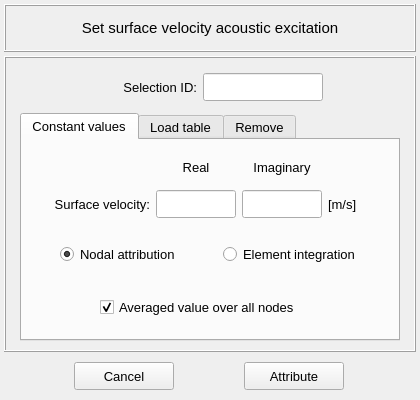
Before: the Qt Designer form vibra/interface/data/ui_files/model/setup/acoustic/surface_velocity_input.ui in MOPT-UFSC/VIBRA, drawn with Qt 5.
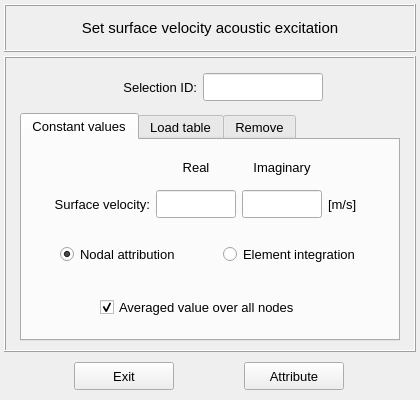
After: the same form once the commit is applied. Icons and pictures are not drawn.

Commit message: Replaces the Cancel text with Exit in the Close buttons

The edit to the form file:
```diff
--- a/vibra/interface/data/ui_files/model/setup/acoustic/surface_velocity_input.ui
+++ b/vibra/interface/data/ui_files/model/setup/acoustic/surface_velocity_input.ui
@@ -1373,7 +1373,7 @@
          <string notr="true"/>
         </property>
         <property name="text">
-         <string>Cancel</string>
+         <string>Exit</string>
         </property>
        </widget>
       </item>
```
Left out of the diff: 2 changed lines with no effect on the pictures. The commit also changes 53 other files.
